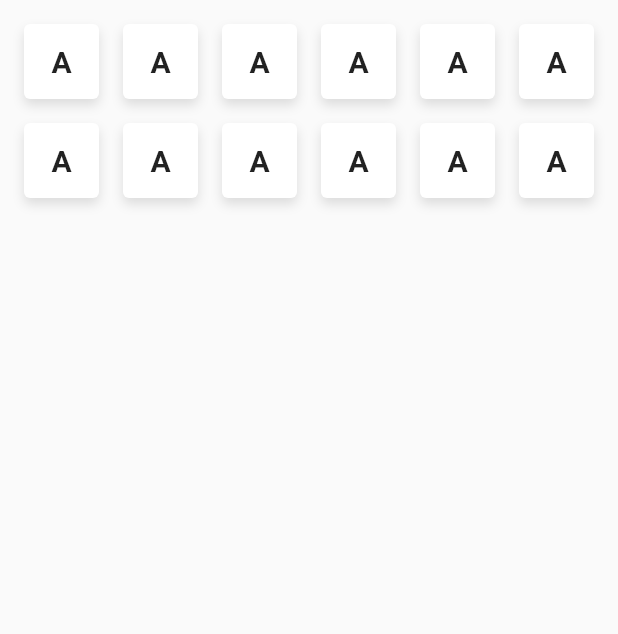
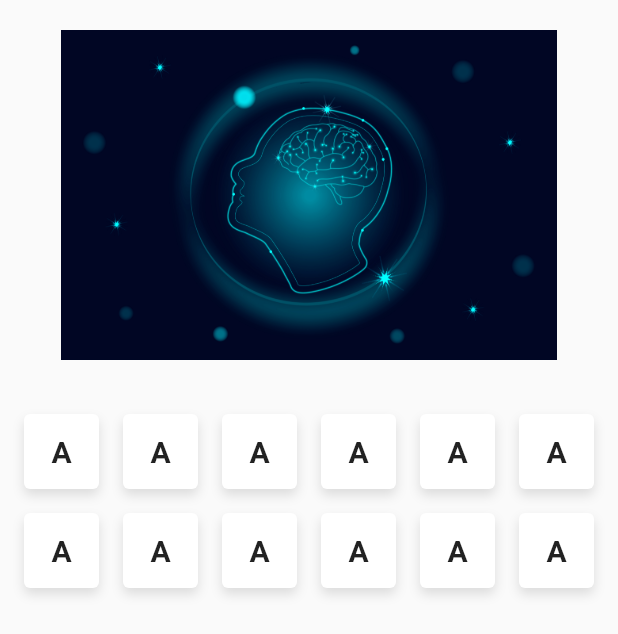
Before and after one commit to Root-101/citmatel_strawberry_hangman, a Flutter app: the screen it shows after launch, on a phone screen of 412 x 824 dp. Shown: the top 634 px of the screen. Run offline on Flutter 3.47's test engine with Material 2 defaults, Android fonts, the phone set to English and light mode, and no system bars; drawn by our look-alikes of photo_view; our stand-ins replace flutter_staggered_animations, get, page_view_indicators; missing offline and left inert: clean_core.

Commit message:
HangManSubLevelScreen: +buildImage

```diff
--- a/lib/src/ui/f_widget/sublevel/hangman_sublevel_screen.dart
+++ b/lib/src/ui/f_widget/sublevel/hangman_sublevel_screen.dart
@@ -27,6 +27,7 @@ class HangManSubLevelScreen extends GetView<HangManSubLevelController> {
           return SafeArea(
             child: Column(
               children: [
+                _buildImage(),
                 _animatedGridView(),
               ],
             ),
@@ -89,4 +90,25 @@ class HangManSubLevelScreen extends GetView<HangManSubLevelController> {
     );
   }
 
+  _buildImage() {
+    return Container(
+      margin: const EdgeInsets.symmetric(
+        vertical: 20.0,
+        horizontal: 20.0,
+      ),
+      height: 220.0,
+      child: ClipRRect(
+        // For the rounded corners
+        borderRadius: BorderRadius.all(Radius.circular(15)),
+        child: PhotoView(
+          //Addind gestures to the image
+          imageProvider: const AssetImage("assets/icons/brain_in_blue.jpg"),
+          maxScale: PhotoViewComputedScale.covered * 2.0,
+          minScale: PhotoViewComputedScale.contained * 0.8,
+          initialScale: PhotoViewComputedScale.covered,
+          backgroundDecoration: BoxDecoration(color: Colors.transparent),
+        ),
+      ),
+    );
+  }
 }
```
